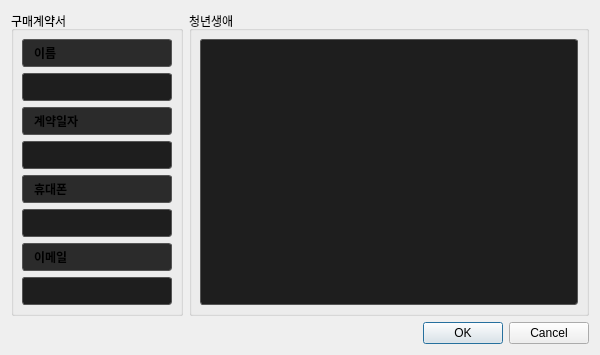
This is ui/gemini_results_dialog.ui in Glen-Lee-glitch/new_viewer as Qt 5 draws it before an edit. The edited form follows.
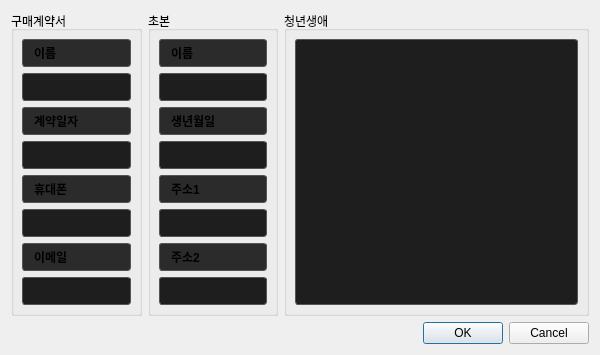
This is the edited form.

Commit message:
feat: 초본 정보 표시 기능 추가
- test_ai_초본 테이블에서 데이터를 조회하는 fetch_gemini_chobon_results 함수 추가
- Gemini 결과 다이얼로그에 '초본' 그룹박스 추가 (구매계약서와 청년생애 사이)
- 초본 정보(이름, 생년월일, 주소1, 주소2) 표시 기능 구현
- 초본 정보 라벨에 클릭 시 클립보드 복사 기능 추가
- gemini_results 테이블의 '초본' 플래그를 확인하여 데이터 존재 시에만 표시

What changed in the file:
```diff
--- a/ui/gemini_results_dialog.ui
+++ b/ui/gemini_results_dialog.ui
@@ -17,7 +17,7 @@
    <item>
     <layout class="QVBoxLayout" name="verticalLayout_3">
      <item>
-      <layout class="QHBoxLayout" name="horizontalLayout" stretch="3,7">
+      <layout class="QHBoxLayout" name="horizontalLayout" stretch="3,3,7">
        <item>
         <widget class="QGroupBox" name="groupBox">
          <property name="title">
@@ -166,6 +166,154 @@
          </layout>
         </widget>
        </item>
+       <item>
+        <widget class="QGroupBox" name="chobon_groupBox">
+         <property name="title">
+          <string>초본</string>
+         </property>
+         <layout class="QVBoxLayout" name="verticalLayout_chobon">
+          <property name="spacing">
+           <number>6</number>
+          </property>
+          <property name="leftMargin">
+           <number>8</number>
+          </property>
+          <property name="topMargin">
+           <number>8</number>
+          </property>
+          <property name="rightMargin">
+           <number>8</number>
+          </property>
+          <property name="bottomMargin">
+           <number>8</number>
+          </property>
+          <item>
+           <widget class="QLabel" name="label_chobon_name">
+            <property name="styleSheet">
+             <string>QLabel {
+    background-color: #2b2b2b;
+    border: 1px solid #555555;
+    border-radius: 3px;
+    padding: 4px 8px;
+    font-weight: bold;
+}</string>
+            </property>
+            <property name="text">
+             <string>이름</string>
+            </property>
+           </widget>
+          </item>
+          <item>
+           <widget class="QLabel" name="chobon_name_label">
+            <property name="styleSheet">
+             <string>QLabel {
+    border: 1px solid #555555;
+    border-radius: 3px;
+    padding: 4px 8px;
+    background-color: #1e1e1e;
+}</string>
+            </property>
+            <property name="text">
+             <string/>
+            </property>
+           </widget>
+          </item>
+          <item>
+           <widget class="QLabel" name="label_chobon_birth_date">
+            <property name="styleSheet">
+             <string>QLabel {
+    background-color: #2b2b2b;
+    border: 1px solid #555555;
+    border-radius: 3px;
+    padding: 4px 8px;
+    font-weight: bold;
+}</string>
+            </property>
+            <property name="text">
+             <string>생년월일</string>
+            </property>
+           </widget>
+          </item>
+          <item>
+           <widget class="QLabel" name="chobon_birth_date_label">
+            <property name="styleSheet">
+             <string>QLabel {
+    border: 1px solid #555555;
+    border-radius: 3px;
+    padding: 4px 8px;
+    background-color: #1e1e1e;
+}</string>
+            </property>
+            <property name="text">
+             <string/>
+            </property>
+           </widget>
+          </item>
+          <item>
+           <widget class="QLabel" name="label_chobon_address_1">
+            <property name="styleSheet">
+             <string>QLabel {
+    background-color: #2b2b2b;
+    border: 1px solid #555555;
+    border-radius: 3px;
+    padding: 4px 8px;
+    font-weight: bold;
+}</string>
+            </property>
+            <property name="text">
+             <string>주소1</string>
+            </property>
+           </widget>
+          </item>
+          <item>
+           <widget class="QLabel" name="chobon_address_1_label">
+            <property name="styleSheet">
+             <string>QLabel {
+    border: 1px solid #555555;
+    border-radius: 3px;
+    padding: 4px 8px;
+    background-color: #1e1e1e;
+}</string>
+            </property>
+            <property name="text">
+             <string/>
+            </property>
+           </widget>
+          </item>
+          <item>
+           <widget class="QLabel" name="label_chobon_address_2">
+            <property name="styleSheet">
+             <string>QLabel {
+    background-color: #2b2b2b;
+    border: 1px solid #555555;
+    border-radius: 3px;
+    padding: 4px 8px;
+    font-weight: bold;
+}</string>
+            </property>
+            <property name="text">
+             <string>주소2</string>
+            </property>
+           </widget>
+          </item>
+          <item>
+           <widget class="QLabel" name="chobon_address_2_label">
+            <property name="styleSheet">
+             <string>QLabel {
+    border: 1px solid #555555;
+    border-radius: 3px;
+    padding: 4px 8px;
+    background-color: #1e1e1e;
+}</string>
+            </property>
+            <property name="text">
+             <string/>
+            </property>
+           </widget>
+          </item>
+         </layout>
+        </widget>
+       </item>
        <item>
         <widget class="QGroupBox" name="youth_groupBox">
          <property name="title">
```
The commit also changes 2 other files.
